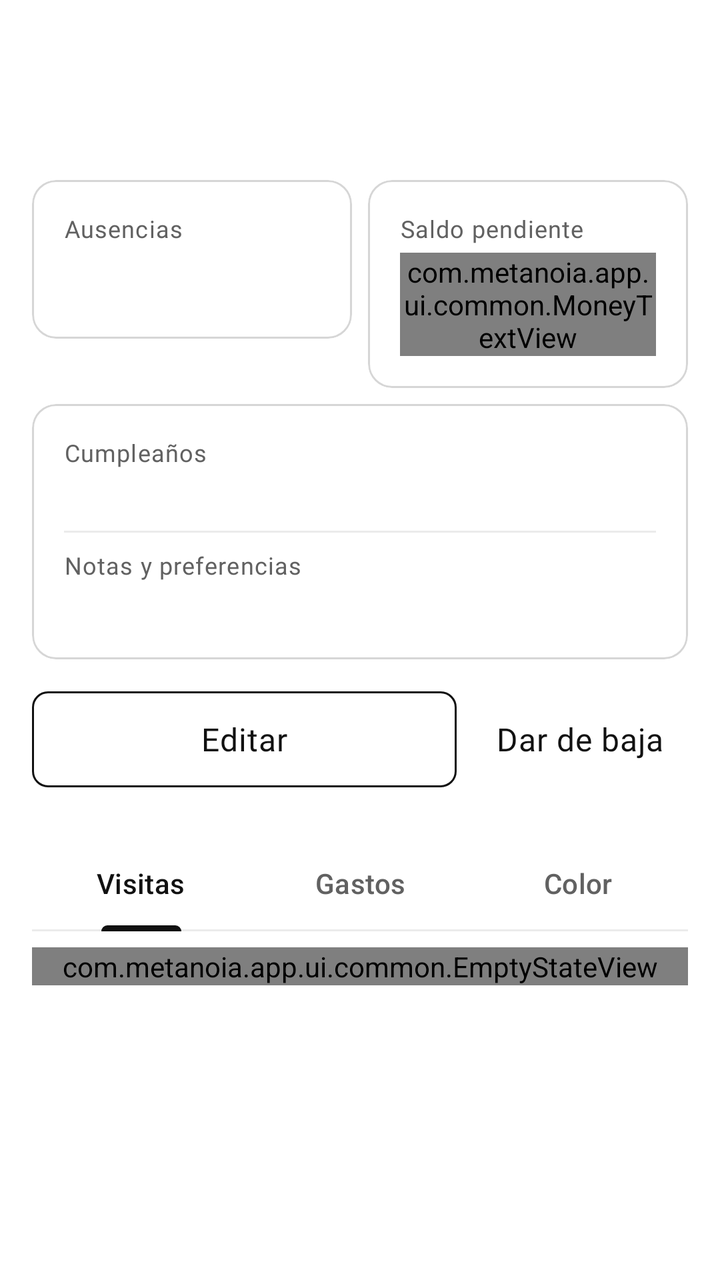
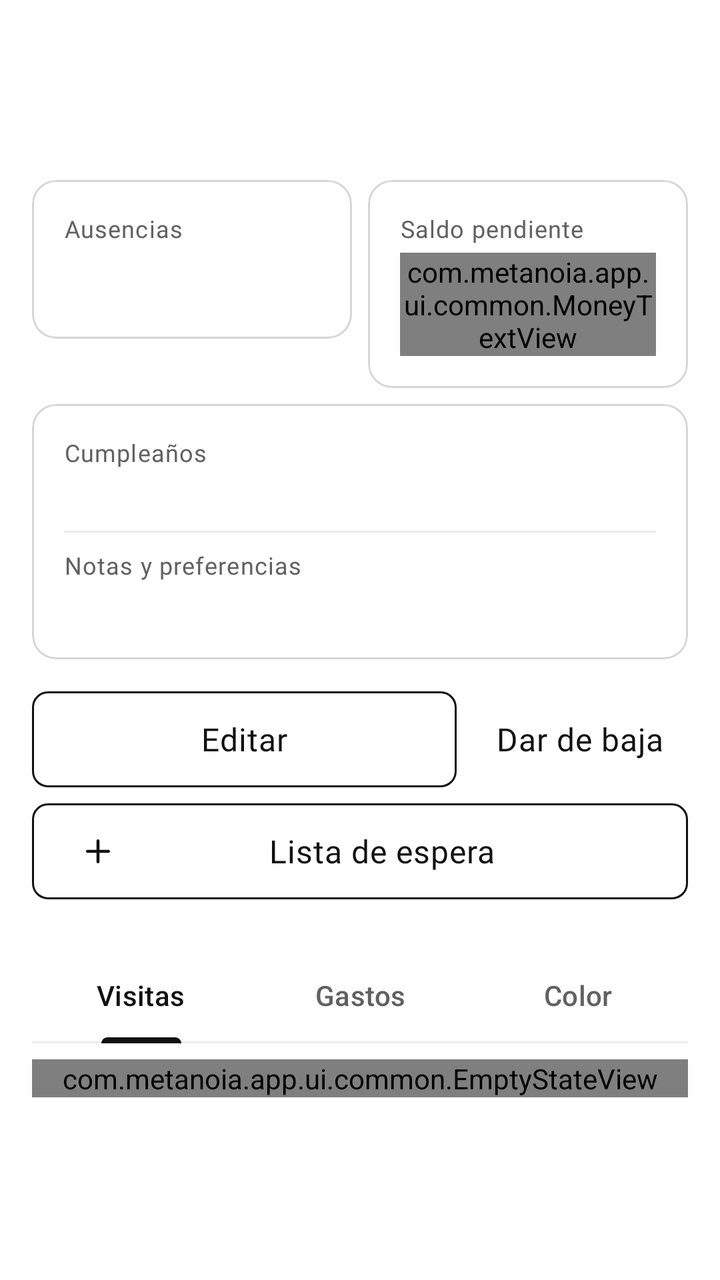

Screens rendered from an Android XML layout before and after an edit, with the pre-edit source and the edit as a unified diff.
<!-- AndroidManifest.xml: application theme Theme.Metanoia -->
<!-- res/layout/fragment_client_detail.xml -->
<?xml version="1.0" encoding="utf-8"?>
<ScrollView xmlns:android="http://schemas.android.com/apk/res/android"
    xmlns:app="http://schemas.android.com/apk/res-auto"
    android:layout_width="match_parent"
    android:layout_height="match_parent">

    <LinearLayout
        android:layout_width="match_parent"
        android:layout_height="wrap_content"
        android:orientation="vertical"
        android:padding="@dimen/screen_margin">

        <LinearLayout
            android:layout_width="match_parent"
            android:layout_height="wrap_content"
            android:gravity="center_vertical"
            android:orientation="horizontal">

            <TextView
                android:id="@+id/clientDetailName"
                android:layout_width="0dp"
                android:layout_height="wrap_content"
                android:layout_weight="1"
                android:textAppearance="@style/TextAppearance.Metanoia.Headline"
                android:textColor="?attr/colorOnSurface" />

            <TextView
                android:id="@+id/clientDetailInactiveBadge"
                android:layout_width="wrap_content"
                android:layout_height="wrap_content"
                android:layout_marginStart="@dimen/space_s"
                android:text="@string/client_inactive_tag"
                android:textAppearance="@style/TextAppearance.Metanoia.Label"
                android:textColor="@color/accent"
                android:visibility="gone" />
        </LinearLayout>

        <TextView
            android:id="@+id/clientDetailPhone"
            android:layout_width="wrap_content"
            android:layout_height="wrap_content"
            android:layout_marginTop="@dimen/space_xs"
            android:textAppearance="@style/TextAppearance.Metanoia.Body"
            android:textColor="?attr/colorOnSurfaceVariant" />

        <LinearLayout
            android:layout_width="match_parent"
            android:layout_height="wrap_content"
            android:layout_marginTop="@dimen/space_m"
            android:orientation="horizontal">

            <com.google.android.material.card.MaterialCardView
                android:layout_width="0dp"
                android:layout_height="wrap_content"
                android:layout_weight="1"
                app:cardBackgroundColor="?attr/colorSurface"
                app:cardCornerRadius="@dimen/radius_m"
                app:cardElevation="0dp"
                app:strokeColor="?attr/colorOutline"
                app:strokeWidth="@dimen/stroke_width">

                <LinearLayout
                    android:layout_width="match_parent"
                    android:layout_height="wrap_content"
                    android:orientation="vertical"
                    android:padding="@dimen/space_m">

                    <TextView
                        android:layout_width="wrap_content"
                        android:layout_height="wrap_content"
                        android:text="@string/client_detail_no_shows_label"
                        android:textAppearance="@style/TextAppearance.Metanoia.Caption"
                        android:textColor="?attr/colorOnSurfaceVariant" />

                    <TextView
                        android:id="@+id/clientDetailNoShowsValue"
                        android:layout_width="wrap_content"
                        android:layout_height="wrap_content"
                        android:layout_marginTop="@dimen/space_xs"
                        android:textAppearance="@style/TextAppearance.Metanoia.Title"
                        android:textColor="?attr/colorOnSurface" />
                </LinearLayout>
            </com.google.android.material.card.MaterialCardView>

            <com.google.android.material.card.MaterialCardView
                android:layout_width="0dp"
                android:layout_height="wrap_content"
                android:layout_marginStart="@dimen/space_s"
                android:layout_weight="1"
                app:cardBackgroundColor="?attr/colorSurface"
                app:cardCornerRadius="@dimen/radius_m"
                app:cardElevation="0dp"
                app:strokeColor="?attr/colorOutline"
                app:strokeWidth="@dimen/stroke_width">

                <LinearLayout
                    android:layout_width="match_parent"
                    android:layout_height="wrap_content"
                    android:orientation="vertical"
                    android:padding="@dimen/space_m">

                    <TextView
                        android:layout_width="wrap_content"
                        android:layout_height="wrap_content"
                        android:text="@string/client_detail_balance_label"
                        android:textAppearance="@style/TextAppearance.Metanoia.Caption"
                        android:textColor="?attr/colorOnSurfaceVariant" />

                    <com.metanoia.app.ui.common.MoneyTextView
                        android:id="@+id/clientDetailBalanceValue"
                        android:layout_width="wrap_content"
                        android:layout_height="wrap_content"
                        android:layout_marginTop="@dimen/space_xs"
                        android:textAppearance="@style/TextAppearance.Metanoia.Title"
                        android:textColor="?attr/colorOnSurface" />
                </LinearLayout>
            </com.google.android.material.card.MaterialCardView>
        </LinearLayout>

        <com.google.android.material.card.MaterialCardView
            android:layout_width="match_parent"
            android:layout_height="wrap_content"
            android:layout_marginTop="@dimen/space_s"
            app:cardBackgroundColor="?attr/colorSurface"
            app:cardCornerRadius="@dimen/radius_m"
            app:cardElevation="0dp"
            app:strokeColor="?attr/colorOutline"
            app:strokeWidth="@dimen/stroke_width">

            <LinearLayout
                android:layout_width="match_parent"
                android:layout_height="wrap_content"
                android:orientation="vertical"
                android:padding="@dimen/space_m">

                <TextView
                    android:layout_width="wrap_content"
                    android:layout_height="wrap_content"
                    android:text="@string/client_detail_birthday_label"
                    android:textAppearance="@style/TextAppearance.Metanoia.Caption"
                    android:textColor="?attr/colorOnSurfaceVariant" />

                <TextView
                    android:id="@+id/clientDetailBirthdayValue"
                    android:layout_width="match_parent"
                    android:layout_height="wrap_content"
                    android:layout_marginTop="@dimen/space_xs"
                    android:textAppearance="@style/TextAppearance.Metanoia.BodySmall"
                    android:textColor="?attr/colorOnSurface" />

                <View
                    android:layout_width="match_parent"
                    android:layout_height="@dimen/stroke_width"
                    android:layout_marginVertical="@dimen/space_s"
                    android:background="@color/divider_subtle" />

                <TextView
                    android:layout_width="wrap_content"
                    android:layout_height="wrap_content"
                    android:text="@string/client_detail_notes_label"
                    android:textAppearance="@style/TextAppearance.Metanoia.Caption"
                    android:textColor="?attr/colorOnSurfaceVariant" />

                <TextView
                    android:id="@+id/clientDetailNotesValue"
                    android:layout_width="match_parent"
                    android:layout_height="wrap_content"
                    android:layout_marginTop="@dimen/space_xs"
                    android:textAppearance="@style/TextAppearance.Metanoia.BodySmall"
                    android:textColor="?attr/colorOnSurface" />
            </LinearLayout>
        </com.google.android.material.card.MaterialCardView>

        <LinearLayout
            android:layout_width="match_parent"
            android:layout_height="wrap_content"
            android:layout_marginTop="@dimen/space_m"
            android:orientation="horizontal">

            <com.google.android.material.button.MaterialButton
                android:id="@+id/btnEditClient"
                style="@style/Widget.Metanoia.Button.Secondary"
                android:layout_width="0dp"
                android:layout_height="wrap_content"
                android:layout_weight="1"
                android:text="@string/client_detail_edit" />

            <com.google.android.material.button.MaterialButton
                android:id="@+id/btnToggleClientActive"
                style="@style/Widget.Metanoia.Button.Text"
                android:layout_width="wrap_content"
                android:layout_height="wrap_content"
                android:layout_marginStart="@dimen/space_s"
                android:text="@string/client_detail_deactivate" />
        </LinearLayout>

        <com.google.android.material.tabs.TabLayout
            android:id="@+id/clientDetailTabs"
            android:layout_width="match_parent"
            android:layout_height="wrap_content"
            android:layout_marginTop="@dimen/space_l"
            app:tabIndicatorColor="?attr/colorPrimary"
            app:tabSelectedTextColor="?attr/colorOnSurface"
            app:tabTextColor="?attr/colorOnSurfaceVariant">

            <com.google.android.material.tabs.TabItem
                android:layout_width="wrap_content"
                android:layout_height="wrap_content"
                android:text="@string/client_detail_tab_visits" />

            <com.google.android.material.tabs.TabItem
                android:layout_width="wrap_content"
                android:layout_height="wrap_content"
                android:text="@string/client_detail_tab_spending" />

            <com.google.android.material.tabs.TabItem
                android:layout_width="wrap_content"
                android:layout_height="wrap_content"
                android:text="@string/client_detail_tab_color" />
        </com.google.android.material.tabs.TabLayout>

        <FrameLayout
            android:layout_width="match_parent"
            android:layout_height="wrap_content"
            android:layout_marginTop="@dimen/space_s">

            <LinearLayout
                android:id="@+id/clientTabVisitsPanel"
                android:layout_width="match_parent"
                android:layout_height="wrap_content"
                android:orientation="vertical">

                <TextView
                    android:id="@+id/clientDetailVisitsCount"
                    android:layout_width="wrap_content"
                    android:layout_height="wrap_content"
                    android:layout_marginBottom="@dimen/space_s"
                    android:textAppearance="@style/TextAppearance.Metanoia.Caption"
                    android:textColor="?attr/colorOnSurfaceVariant"
                    android:visibility="gone" />

                <androidx.recyclerview.widget.RecyclerView
                    android:id="@+id/clientVisitsRecycler"
                    android:layout_width="match_parent"
                    android:layout_height="wrap_content"
                    android:nestedScrollingEnabled="false"
                    android:visibility="gone" />

                <com.metanoia.app.ui.common.EmptyStateView
                    android:id="@+id/clientTabVisitsEmpty"
                    android:layout_width="match_parent"
                    android:layout_height="wrap_content"
                    app:emptyMessage="@string/client_detail_visits_empty" />
            </LinearLayout>

            <LinearLayout
                android:id="@+id/clientTabSpendingPanel"
                android:layout_width="match_parent"
                android:layout_height="wrap_content"
                android:orientation="vertical"
                android:visibility="gone">

                <LinearLayout
                    android:layout_width="match_parent"
                    android:layout_height="wrap_content"
                    android:layout_marginBottom="@dimen/space_s"
                    android:gravity="center_vertical"
                    android:orientation="horizontal">

                    <TextView
                        android:layout_width="0dp"
                        android:layout_height="wrap_content"
                        android:layout_weight="1"
                        android:text="@string/client_detail_total_spent_label"
                        android:textAppearance="@style/TextAppearance.Metanoia.Subtitle"
                        android:textColor="?attr/colorOnSurface" />

                    <com.metanoia.app.ui.common.MoneyTextView
                        android:id="@+id/clientDetailTotalSpentValue"
                        android:layout_width="wrap_content"
                        android:layout_height="wrap_content" />
                </LinearLayout>

                <androidx.recyclerview.widget.RecyclerView
                    android:id="@+id/clientSpendingRecycler"
                    android:layout_width="match_parent"
                    android:layout_height="wrap_content"
                    android:nestedScrollingEnabled="false"
                    android:visibility="gone" />

                <com.metanoia.app.ui.common.EmptyStateView
                    android:id="@+id/clientTabSpendingEmpty"
                    android:layout_width="match_parent"
                    android:layout_height="wrap_content"
                    app:emptyMessage="@string/client_detail_spending_empty" />
            </LinearLayout>

            <LinearLayout
                android:id="@+id/clientTabColorPanel"
                android:layout_width="match_parent"
                android:layout_height="wrap_content"
                android:orientation="vertical"
                android:visibility="gone">

                <com.google.android.material.button.MaterialButton
                    android:id="@+id/btnNewColorFormula"
                    style="@style/Widget.Metanoia.Button.Secondary"
                    android:layout_width="match_parent"
                    android:layout_height="wrap_content"
                    android:layout_marginBottom="@dimen/space_s"
                    android:text="@string/color_formula_new_btn"
                    app:icon="@drawable/ic_add" />

                <androidx.recyclerview.widget.RecyclerView
                    android:id="@+id/clientColorRecycler"
                    android:layout_width="match_parent"
                    android:layout_height="wrap_content"
                    android:nestedScrollingEnabled="false"
                    android:visibility="gone" />

                <com.metanoia.app.ui.common.EmptyStateView
                    android:id="@+id/clientTabColorEmpty"
                    android:layout_width="match_parent"
                    android:layout_height="wrap_content"
                    app:emptyMessage="@string/client_detail_color_empty" />
            </LinearLayout>
        </FrameLayout>
    </LinearLayout>
</ScrollView>
<!-- resources referenced by this layout -->
<resources>
  <color name="accent">@color/accent_light</color>
  <color name="divider_subtle">@color/gray100</color>
  <dimen name="radius_m">12dp</dimen>
  <dimen name="screen_margin">16dp</dimen>
  <dimen name="space_l">24dp</dimen>
  <dimen name="space_m">16dp</dimen>
  <dimen name="space_s">8dp</dimen>
  <dimen name="space_xs">4dp</dimen>
  <dimen name="stroke_width">1dp</dimen>
  <string name="client_detail_balance_label">Saldo pendiente</string>
  <string name="client_detail_birthday_label">Cumpleaños</string>
  <string name="client_detail_color_empty">Sin fórmulas de color cargadas aún.</string>
  <string name="client_detail_deactivate">Dar de baja</string>
  <string name="client_detail_edit">Editar</string>
  <string name="client_detail_no_shows_label">Ausencias</string>
  <string name="client_detail_notes_label">Notas y preferencias</string>
  <string name="client_detail_spending_empty">Sin gastos registrados aún. Los cobros y el total acumulado aparecerán aquí.</string>
  <string name="client_detail_tab_color">Color</string>
  <string name="client_detail_tab_spending">Gastos</string>
  <string name="client_detail_tab_visits">Visitas</string>
  <string name="client_detail_total_spent_label">Total histórico gastado</string>
  <string name="client_detail_visits_empty">Sin visitas registradas aún. El historial de turnos realizados aparecerá aquí.</string>
  <string name="client_inactive_tag">Inactivo</string>
  <string name="color_formula_new_btn">Nueva fórmula</string>
  <style name="TextAppearance.Metanoia.Body" parent="TextAppearance.Material3.BodyLarge">
          <item name="fontFamily">@font/inter_regular</item>
          <item name="android:fontFamily">@font/inter_regular</item>
          <item name="android:textSize">16sp</item>
      </style>
  <style name="TextAppearance.Metanoia.BodySmall" parent="TextAppearance.Material3.BodyMedium">
          <item name="fontFamily">@font/inter_regular</item>
          <item name="android:fontFamily">@font/inter_regular</item>
          <item name="android:textSize">14sp</item>
      </style>
  <style name="TextAppearance.Metanoia.Caption" parent="TextAppearance.Material3.BodySmall">
          <item name="fontFamily">@font/inter_regular</item>
          <item name="android:fontFamily">@font/inter_regular</item>
          <item name="android:textSize">12sp</item>
      </style>
  <style name="TextAppearance.Metanoia.Headline" parent="TextAppearance.Material3.HeadlineMedium">
          <item name="fontFamily">@font/montserrat_bold</item>
          <item name="android:fontFamily">@font/montserrat_bold</item>
          <item name="android:textSize">24sp</item>
      </style>
  <style name="TextAppearance.Metanoia.Label" parent="TextAppearance.Material3.LabelLarge">
          <item name="fontFamily">@font/inter_medium</item>
          <item name="android:fontFamily">@font/inter_medium</item>
          <item name="android:textSize">14sp</item>
      </style>
  <style name="TextAppearance.Metanoia.Title" parent="TextAppearance.Material3.TitleLarge">
          <item name="fontFamily">@font/montserrat_semibold</item>
          <item name="android:fontFamily">@font/montserrat_semibold</item>
          <item name="android:textSize">20sp</item>
      </style>
  <color name="accent_light">#8C2F39</color>
  <color name="gray100">#EBEBEB</color>
  <dimen name="button_secondary_height">48dp</dimen>
  <dimen name="radius_s">8dp</dimen>
  <dimen name="touch_target_min">48dp</dimen>
  <color name="ink">#111111</color>
  <color name="white">#FFFFFF</color>
  <color name="on_accent_light">#FFFFFF</color>
  <color name="accent_container_light">#F3E3E5</color>
  <color name="gray50">#F5F5F5</color>
  <color name="gray200">#D6D6D6</color>
  <color name="gray600">#616161</color>
  <!-- unchanged entries left out for length: 6 -->
</resources>

<!-- the commit's change to res/layout/fragment_client_detail.xml (unified diff, before → after) -->
@@ -194,6 +194,15 @@
                 android:text="@string/client_detail_deactivate" />
         </LinearLayout>
 
+        <com.google.android.material.button.MaterialButton
+            android:id="@+id/btnClientAddWaitlist"
+            style="@style/Widget.Metanoia.Button.Secondary"
+            android:layout_width="match_parent"
+            android:layout_height="wrap_content"
+            android:layout_marginTop="@dimen/space_s"
+            android:text="@string/client_detail_waitlist_btn"
+            app:icon="@drawable/ic_add" />
+
         <com.google.android.material.tabs.TabLayout
             android:id="@+id/clientDetailTabs"
             android:layout_width="match_parent"
<!-- resource entries referenced after the edit -->
@@ -22,6 +22,7 @@
   <string name="client_detail_tab_visits">Visitas</string>
   <string name="client_detail_total_spent_label">Total histórico gastado</string>
   <string name="client_detail_visits_empty">Sin visitas registradas aún. El historial de turnos realizados aparecerá aquí.</string>
+  <string name="client_detail_waitlist_btn">Lista de espera</string>
   <string name="client_inactive_tag">Inactivo</string>
   <string name="color_formula_new_btn">Nueva fórmula</string>
   <style name="TextAppearance.Metanoia.Body" parent="TextAppearance.Material3.BodyLarge">
